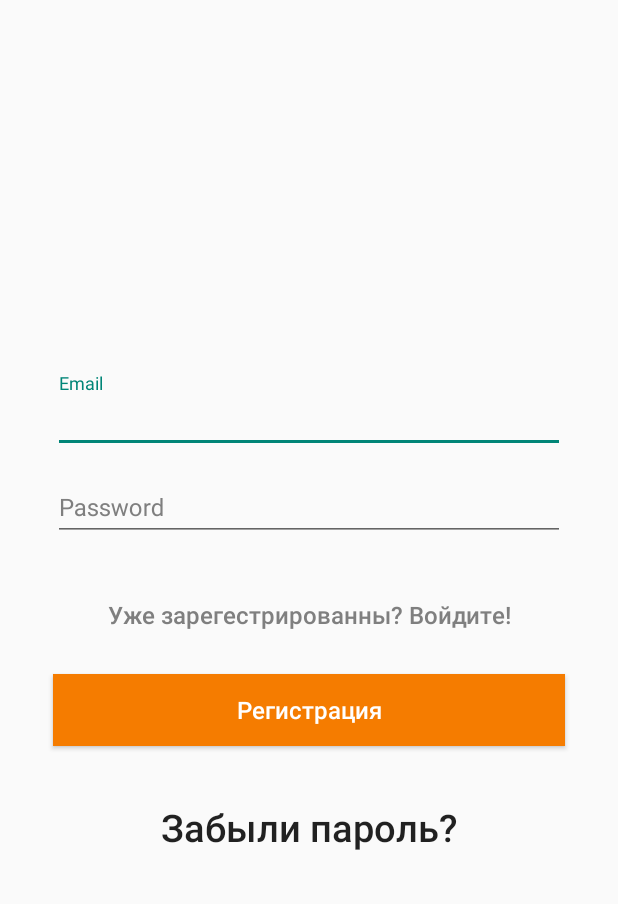
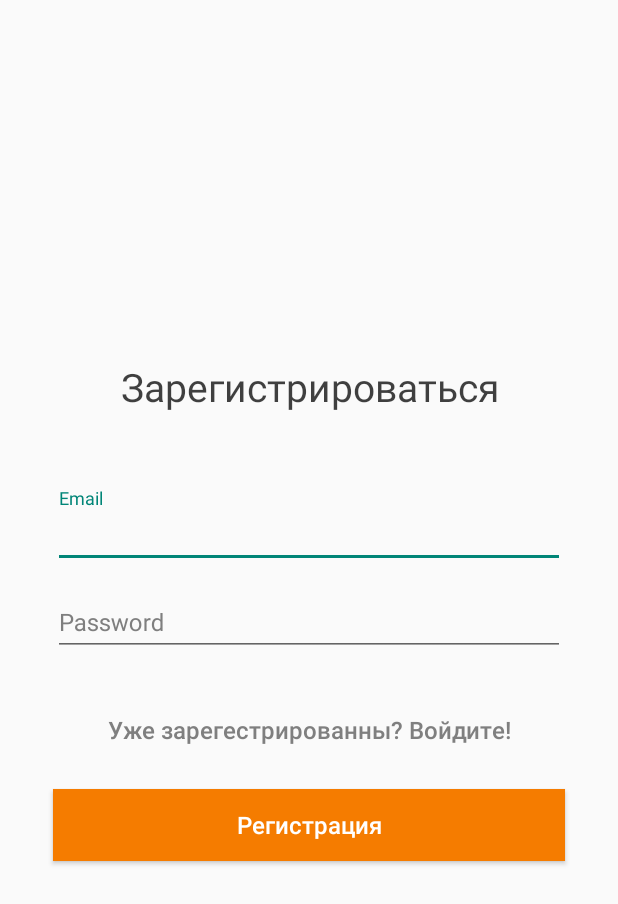
Before and after one commit to IssildurIl/HackAtOn, an Android app: the SignUpActivity screen opened directly, with no data from a screen before it, on a phone screen of 412 x 824 dp. Shown: the top 904 px of the screen. Run offline under Robolectric (Android 15) with nearby library versions, the light colour scheme and no system bars; our stand-ins replace Firebase (no records; nobody signed in at launch, a user with empty details on screens opened directly).

Commit message:
NewDesign-NEWWW

```diff
--- a/app/src/main/res/layout/signup_activity.xml
+++ b/app/src/main/res/layout/signup_activity.xml
@@ -8,6 +8,16 @@
     android:orientation="vertical"
     android:padding="20dp"
     tools:context=".SignUpActivity">
+
+    <TextView
+        android:id="@+id/textView3"
+        android:layout_width="match_parent"
+        android:layout_height="wrap_content"
+        android:text="Зарегистрироваться"
+        style="@style/BigText"
+        android:layout_marginBottom="50dp"
+        />
+
     <com.google.android.material.textfield.TextInputLayout
         style="@style/OrangeTextInputEditText"
         android:layout_width="match_parent"
@@ -55,19 +65,13 @@
         android:text="Регистрация"
         android:textAllCaps="false"
         android:textSize="16sp" />
-    <Button
-        android:id="@+id/btn_res_pas"
-        android:layout_width="match_parent"
-        android:layout_height="wrap_content"
-        android:layout_marginTop="20dp"
-        android:background="@android:color/transparent"
-        android:text="Забыли пароль?"
-        android:textAllCaps="false"
-        android:textSize="25sp" />
+
     <ProgressBar
         android:id="@+id/progressBar"
         style="?android:attr/progressBarStyle"
         android:layout_width="match_parent"
-        android:layout_height="wrap_content" />
+        android:layout_height="wrap_content"
+        android:theme="@style/Prbar"
+        />
 
 </LinearLayout>
--- a/app/src/main/res/values/styles.xml
+++ b/app/src/main/res/values/styles.xml
@@ -62,6 +62,7 @@
     </style>
 
     <style name="BigText" style="@style/TextAppearance.AppCompat">
+        <item name="android:textAlignment">center</item>
         <item name="android:textColor">@color/colorBlack</item>
         <item name="android:background">@android:color/transparent</item>
         <item name="android:textSize">26sp</item>
```
